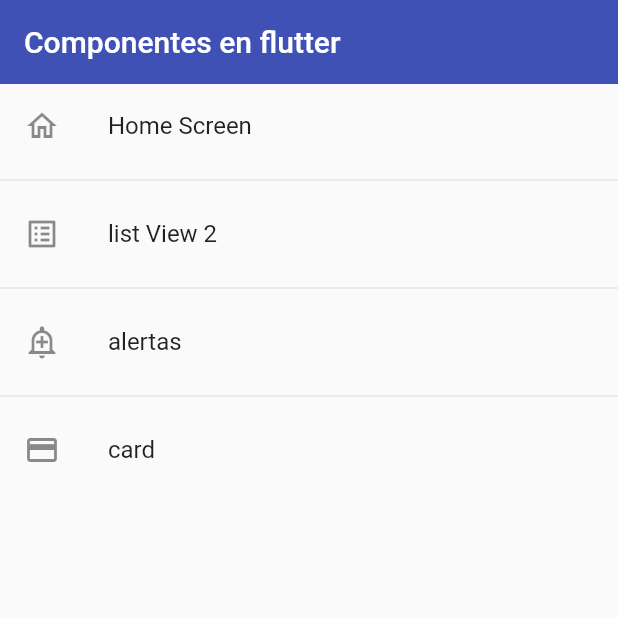
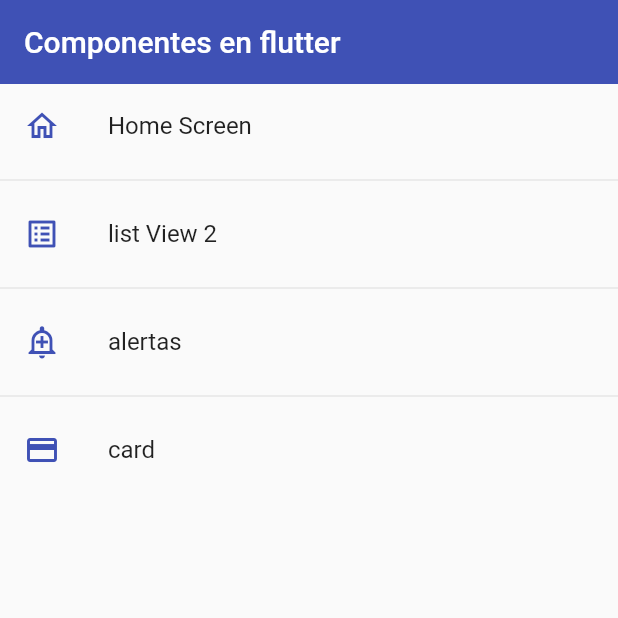
Before and after one commit to jermp96/flutter_components, a Flutter app: the screen it shows after launch, on a phone screen of 412 x 824 dp, the top half of it. Run offline on Flutter 3.47's test engine with Material 2 defaults, Android fonts, the phone set to English and light mode, and no system bars.

Commit message:
*tema global de la aplicacion

```diff
--- a/lib/main.dart
+++ b/lib/main.dart
@@ -1,7 +1,7 @@
 import 'package:flutter/material.dart';
 
+import 'package:fl_components/theme/app_theme.dart';
 import 'package:fl_components/router/app_routes.dart';
-import 'package:fl_components/screens/screens.dart';
 
 void main() => runApp(const MyApp());
 
@@ -16,13 +16,7 @@ class MyApp extends StatelessWidget {
       initialRoute: AppRoutes.initialRoute,
       routes: AppRoutes.getAppRoute(),
       onGenerateRoute: AppRoutes.onGenerateRoute,
-      theme: ThemeData.light().copyWith(
-        primaryColor: Colors.indigo,
-        appBarTheme: const AppBarTheme(
-          color: Colors.indigo,
-          elevation: 0
-        )
-      ),
+      theme: AppTheme.lightTheme
     );
   }
 }
--- a/lib/screens/home_screen.dart
+++ b/lib/screens/home_screen.dart
@@ -1,4 +1,5 @@
 import 'package:fl_components/router/app_routes.dart';
+import 'package:fl_components/theme/app_theme.dart';
 import 'package:flutter/material.dart';
 
 class HomeScreen extends StatelessWidget {
@@ -16,7 +17,7 @@ class HomeScreen extends StatelessWidget {
       ),
       body: ListView.separated(
         itemBuilder: (context, index) => ListTile(
-          leading: Icon(menuOptions[index].icon),
+          leading: Icon(menuOptions[index].icon, color: AppTheme.primary,),
           title: Text(menuOptions[index].name),
           onTap: () {
             Navigator.pushNamed(context, menuOptions[index].route);
--- /dev/null
+++ b/lib/theme/app_theme.dart
@@ -0,0 +1,13 @@
+import 'package:flutter/material.dart';
+
+class AppTheme {
+  static const Color primary = Colors.indigo;
+
+  static final ThemeData lightTheme = ThemeData.light().copyWith(
+    primaryColor: primary,
+    appBarTheme: const AppBarTheme(
+      color: primary,
+      elevation: 0
+    )
+  );
+}
```
